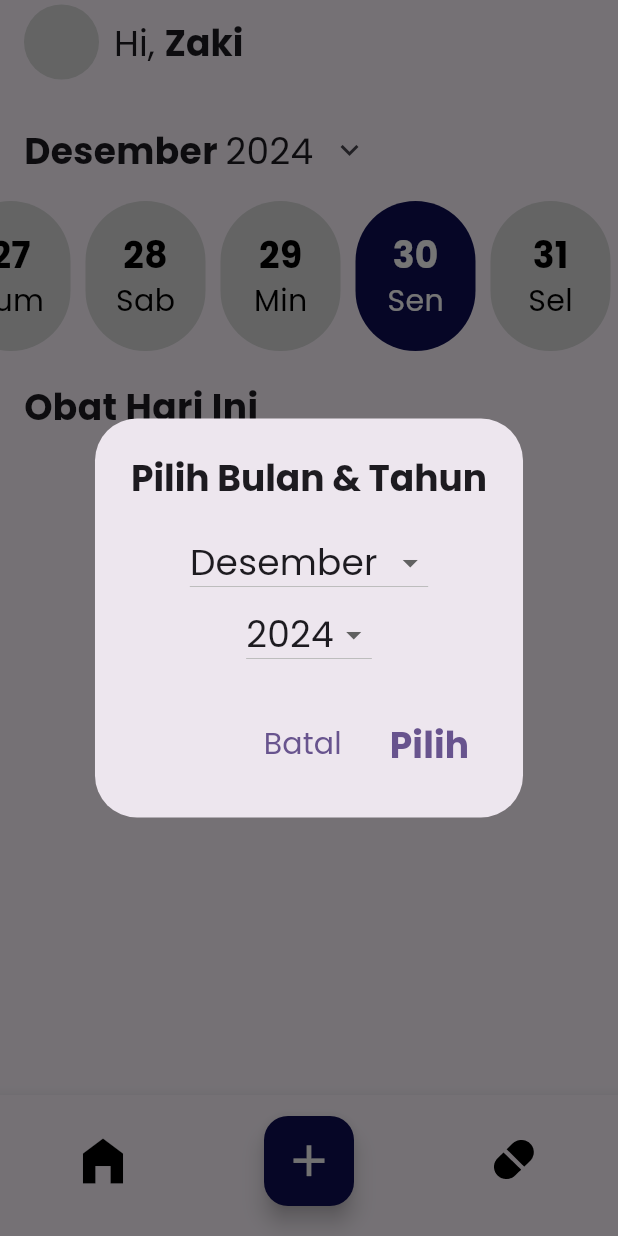
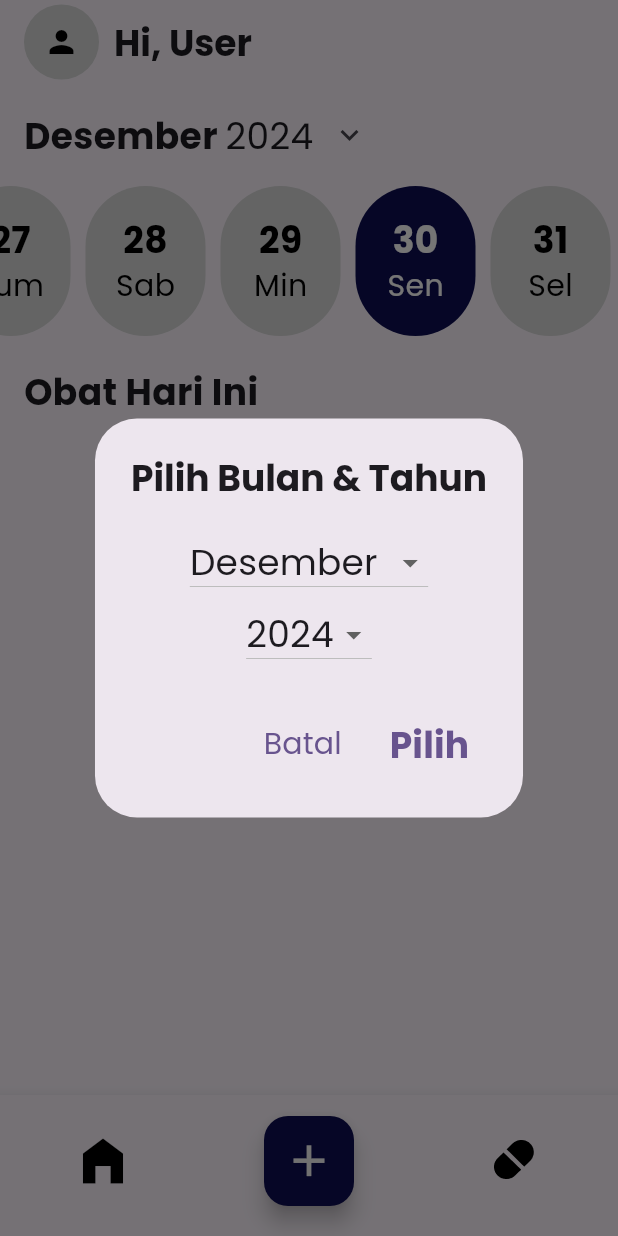
Before and after one commit to Rhystall/MyTheraphyApp, a Flutter app: the screen it shows after launch, after a tap on the "keyboard arrow down" icon, on a phone screen of 412 x 824 dp. Run offline on Flutter 3.47's test engine with Material 3 defaults, Android fonts, the light colour scheme and no system bars; our stand-ins replace flutter_local_notifications, get, google_fonts, image_picker, permission_handler, shared_preferences and 3 more; missing offline and left inert: android_alarm_manager_plus; accounts and stored records are empty.

Commit message:
profile page

```diff
--- /dev/null
+++ b/lib/controllers/profile_controller.dart
@@ -0,0 +1,44 @@
+import 'dart:io';
+import 'package:get/get.dart';
+import 'package:image_picker/image_picker.dart';
+import 'package:shared_preferences/shared_preferences.dart';
+
+class ProfileController extends GetxController {
+  var userName = 'User'.obs;
+  var profileImagePath = ''.obs;
+
+  @override
+  void onInit() {
+    super.onInit();
+    loadProfileData();
+  }
+
+  // Memuat data profil dari SharedPreferences
+  Future<void> loadProfileData() async {
+    final prefs = await SharedPreferences.getInstance();
+    userName.value = prefs.getString('userName') ?? 'User';
+    profileImagePath.value = prefs.getString('profileImagePath') ?? '';
+  }
+
+  // Memperbarui nama pengguna
+  Future<void> updateUserName(String newName) async {
+    userName.value = newName;
+    final prefs = await SharedPreferences.getInstance();
+    await prefs.setString('userName', newName);
+  }
+
+  // Memperbarui gambar profil
+  Future<void> updateProfileImage() async {
+    final picker = ImagePicker();
+    final pickedFile = await picker.pickImage(source: ImageSource.gallery);
+
+    if (pickedFile != null) {
+      profileImagePath.value = pickedFile.path;
+      final prefs = await SharedPreferences.getInstance();
+      await prefs.setString('profileImagePath', pickedFile.path);
+    } else {
+      Get.snackbar("Error", "No image selected",
+          snackPosition: SnackPosition.BOTTOM);
+    }
+  }
+}
--- a/lib/main.dart
+++ b/lib/main.dart
@@ -3,6 +3,7 @@ import 'package:flutter/material.dart';
 import 'package:get/get.dart';
 import 'package:my_theraphy/controllers/date_controller.dart';
 import 'package:my_theraphy/controllers/obat_controller.dart';
+import 'package:my_theraphy/controllers/profile_controller.dart';
 import 'package:my_theraphy/helper/alarmHelper.dart';
 import 'package:my_theraphy/helper/notification_helper.dart'; // Import NotificationHelper
 import 'package:my_theraphy/pages/add_pills.dart';
@@ -15,6 +16,7 @@ void main() async {
   tz.initializeTimeZones(); // Inisialisasi timezone
   await NotificationHelper.initialize(); // Inisialisasi notifikasi
   await AndroidAlarmManager.initialize(); // Inisialisasi alarm manager
+  Get.put(ProfileController()); // Inisialisasi ProfileController
   Get.put(DateSelectorController());
   Get.put(ObatController());
   runApp(const MyApp());
--- a/lib/pages/Home_Page.dart
+++ b/lib/pages/Home_Page.dart
@@ -1,15 +1,18 @@
+import 'dart:io';
 import 'package:flutter/material.dart';
 import 'package:get/get.dart';
 import 'package:my_theraphy/controllers/date_controller.dart';
 import 'package:my_theraphy/controllers/obat_controller.dart';
+import 'package:my_theraphy/controllers/profile_controller.dart';
+import 'package:my_theraphy/pages/profile_page.dart';
 import 'package:my_theraphy/styles/color_collection.dart';
 import 'package:my_theraphy/styles/typography_collection.dart';
 import 'package:my_theraphy/widgets/bottom_navigation_bar.dart';
 import 'package:my_theraphy/widgets/date_list.dart';
 
 class HomePage extends StatelessWidget {
-  final ObatController obatController =
-      Get.find(); // Ambil instance ObatController
+  final ObatController obatController = Get.find<ObatController>();
+  final ProfileController profileController = Get.find<ProfileController>();
 
   @override
   Widget build(BuildContext context) {
@@ -18,34 +21,36 @@ class HomePage extends StatelessWidget {
         automaticallyImplyLeading: false,
         title: Row(
           children: [
-            Container(
-              width: 50,
-              height: 50,
-              decoration: const BoxDecoration(
-                color: ColorCollections.primaryGray,
-                shape: BoxShape.circle,
-              ),
-            ),
+            Obx(() {
+              final imagePath = profileController.profileImagePath.value;
+              return GestureDetector(
+                onTap: () => Get.to(() => ProfilePage()),
+                child: CircleAvatar(
+                  radius: 25,
+                  backgroundColor: ColorCollections.primaryGray,
+                  backgroundImage:
+                      imagePath.isNotEmpty ? FileImage(File(imagePath)) : null,
+                  child: imagePath.isEmpty
+                      ? const Icon(Icons.person, color: Colors.black)
+                      : null,
+                ),
+              );
+            }),
             const SizedBox(width: 10),
-            Row(
-              children: [
-                Text(
-                  "Hi, ",
-                  style: TypographyCollection.sh1,
-                ),
-                Text(
-                  "Zaki",
-                  style: TypographyCollection.h1,
-                ),
-              ],
-            ),
+            Obx(() {
+              final userName = profileController.userName.value;
+              return Text(
+                "Hi, ${userName.isNotEmpty ? userName : 'User'}",
+                style: TypographyCollection.h1,
+              );
+            }),
           ],
         ),
       ),
       body: Column(
         crossAxisAlignment: CrossAxisAlignment.start,
         children: [
-          const SizedBox(height: 20),
+          const SizedBox(height: 10),
           DateSelector(),
           const SizedBox(height: 20),
           Padding(
--- a/pubspec.yaml
+++ b/pubspec.yaml
@@ -36,7 +36,9 @@ dependencies:
   flutter_local_notifications: ^18.0.1
   get: ^4.6.6
   google_fonts: ^6.2.1
+  image_picker: ^1.1.2
   permission_handler: ^10.4.1
+  shared_preferences: ^2.3.4
   sqflite: ^2.4.1
   table_calendar: ^3.1.3
 
```
Also changed, not shown: lib/pages/profile_page.dart (added, +64 -0 lines), pubspec.lock, 6 other files.
